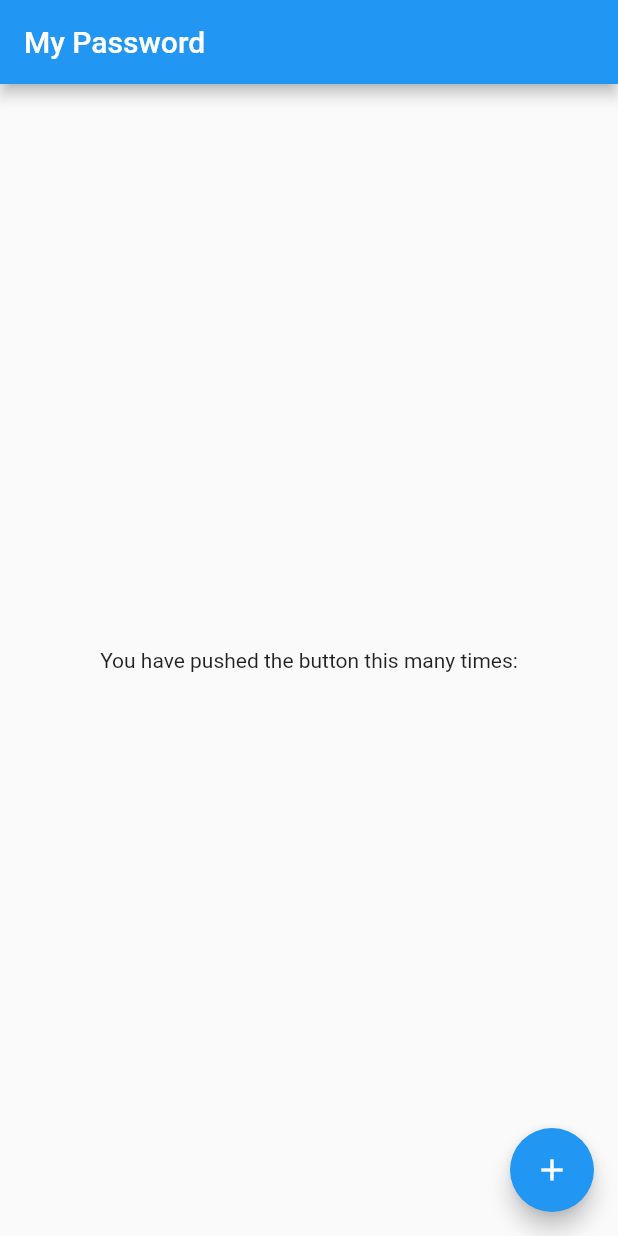
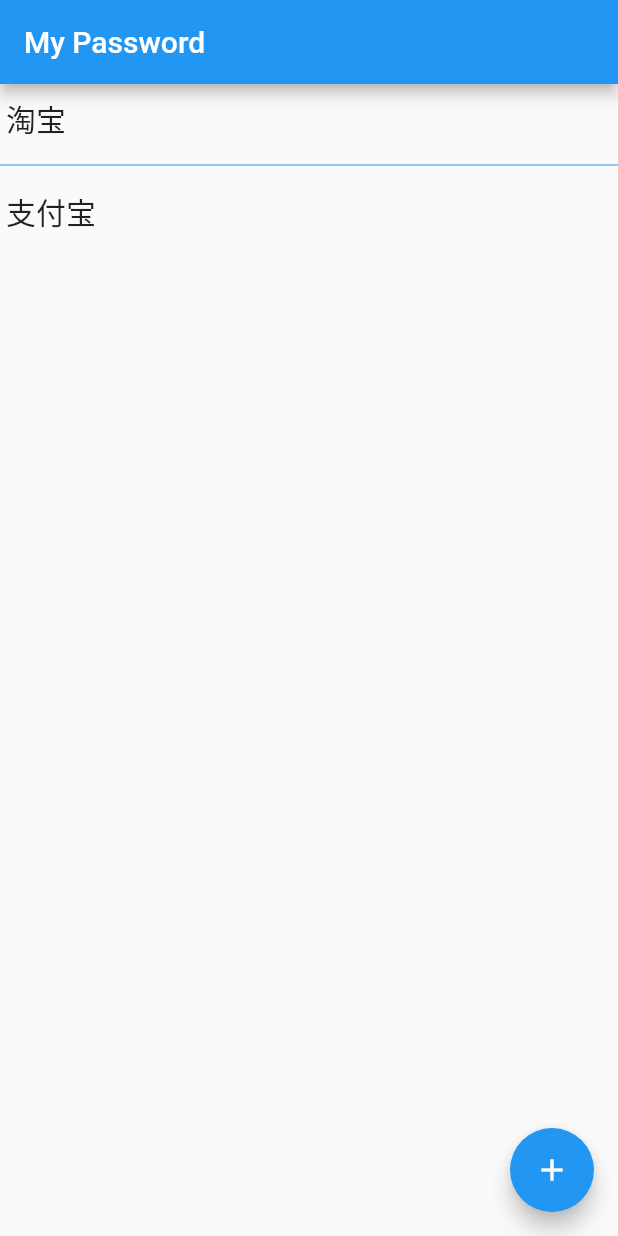
Before and after one commit to SZzzzz/mypasswod, a Flutter app: the screen it shows after launch, on a phone screen of 412 x 824 dp. Run offline on Flutter 3.47's test engine with Material 2 defaults, Android fonts, the phone set to English and light mode, and no system bars.

Commit message:
feat: 列表页和详情页

```diff
--- a/lib/main.dart
+++ b/lib/main.dart
@@ -37,6 +37,7 @@ class MyApp extends StatelessWidget {
       initialRoute: "/",
       routes: {
         "/": (context) => MyHomePage(title: "My Password"),
+        "detail": (context) => DetailPage(record: ModalRoute.of(context).settings.arguments)
       },
     );
   }
@@ -88,7 +89,7 @@ class _MyHomePageState extends State<MyHomePage> {
       if (await file.exists()) {
         String data = await file.readAsString();
       } else {
-        String mock = '[{"appName":"淘宝","key":"taobao","value":"123"}]';
+        String mock = '[{"appName":"淘宝","key":"taobao","value":"123"},{"appName":"支付宝","key":"zhifubao","value":"123"}]';
         return List<PasswordRecord>.from(json.decode(mock).map((v) => PasswordRecord.fromJson(v)));
       }
     } on FileSystemException {
@@ -129,31 +130,14 @@ class _MyHomePageState extends State<MyHomePage> {
         // the App.build method, and use it to set our appbar title.
         title: Text(widget.title),
       ),
-      body: Center(
-        // Center is a layout widget. It takes a single child and positions it
-        // in the middle of the parent.
-        child: Column(
-          // Column is also a layout widget. It takes a list of children and
-          // arranges them vertically. By default, it sizes itself to fit its
-          // children horizontally, and tries to be as tall as its parent.
-          //
-          // Invoke "debug painting" (press "p" in the console, choose the
-          // "Toggle Debug Paint" action from the Flutter Inspector in Android
-          // Studio, or the "Toggle Debug Paint" command in Visual Studio Code)
-          // to see the wireframe for each widget.
-          //
-          // Column has various properties to control how it sizes itself and
-          // how it positions its children. Here we use mainAxisAlignment to
-          // center the children vertically; the main axis here is the vertical
-          // axis because Columns are vertical (the cross axis would be
-          // horizontal).
-          mainAxisAlignment: MainAxisAlignment.center,
-          children: <Widget>[
-            Text(
-              'You have pushed the button this many times:',
-            ),
-          ],
-        ),
+      body: ListView.separated(
+        itemCount: _records.length,
+          separatorBuilder: (BuildContext context, int index) {
+            return Divider(color: Colors.blue);
+          },
+          itemBuilder: (BuildContext context, int index) {
+            return PasswordListItem(record: _records[index]);
+          }
       ),
       floatingActionButton: FloatingActionButton(
         onPressed: _addRecord,
@@ -163,3 +147,37 @@ class _MyHomePageState extends State<MyHomePage> {
     );
   }
 }
+
+class PasswordListItem extends StatelessWidget {
+  final PasswordRecord record;
+
+  PasswordListItem({Key key, this.record}): super(key: key);
+
+  @override
+  Widget build(BuildContext context) {
+    return Container(
+      padding: EdgeInsets.symmetric(vertical: 8, horizontal: 4),
+      child: GestureDetector(
+        child: Text(record.appName, style: TextStyle(fontSize: 20),),
+        onTap: () => Navigator.pushNamed(context, 'detail', arguments: record),
+      ),
+    );
+  }
+}
+
+class DetailPage extends StatelessWidget {
+  final PasswordRecord record;
+  DetailPage({Key key, this.record}): super(key: key);
+
+  @override
+  Widget build(BuildContext context) {
+    // TODO: implement build
+    return Column(
+      children: <Widget>[
+        Text(record.appName),
+        Text(record.key),
+        Text(record.value),
+      ],
+    );
+  }
+}
```
